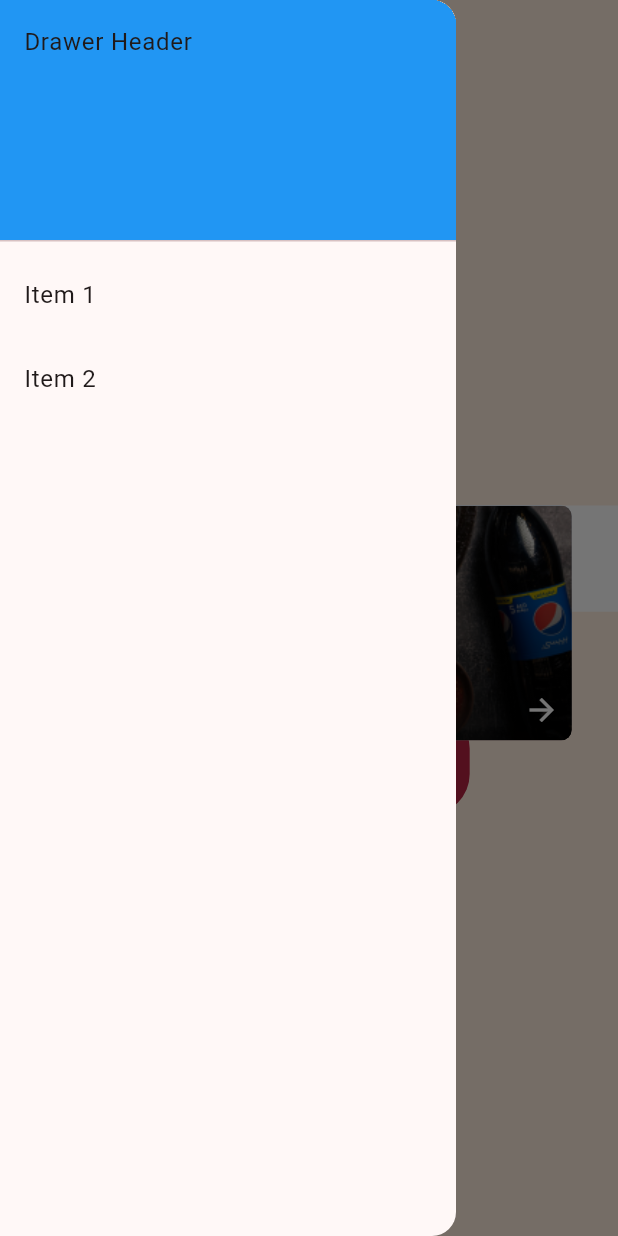
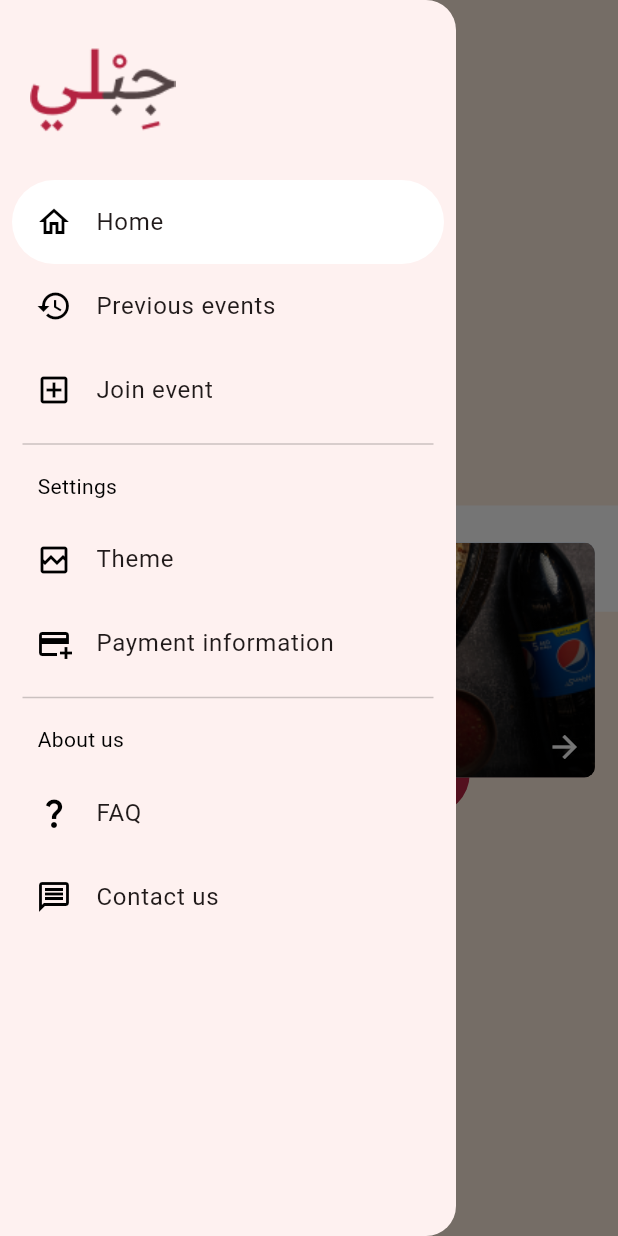
Before and after one commit to FaresFouziNZ/Gebly, a Flutter app: the screen it shows after launch, with the side drawer open, on a phone screen of 412 x 824 dp. Run offline on Flutter 3.47's test engine with Material 3 defaults, Android fonts, the phone set to English and light mode, and no system bars; our stand-ins replace go_router, hooks_riverpod, supabase_flutter; accounts and stored records are empty.

Commit message:
added drawer to home view

```diff
--- a/lib/presentation/view/home_view.dart
+++ b/lib/presentation/view/home_view.dart
@@ -12,26 +12,127 @@ class HomeView extends StatelessWidget {
         title: const Text('HomeView'),
       ),
       drawer: Drawer(
+        shape: const RoundedRectangleBorder(
+          borderRadius: BorderRadius.only(
+            topRight: Radius.circular(20),
+            bottomRight: Radius.circular(20),
+          ),
+        ),
+        backgroundColor: const Color(0xfffef1f0),
         child: ListView(
           padding: EdgeInsets.zero,
           children: <Widget>[
-            const DrawerHeader(
-              decoration: BoxDecoration(
-                color: Colors.blue,
+            SizedBox(
+              height: 120,
+              child: Row(
+                children: [
+                  const SizedBox(
+                    width: 20,
                   ),
-              child: Text('Drawer Header'),
+                  Image.asset('assets/images/Title.png'),
+                ],
               ),
-            ListTile(
-              title: const Text('Item 1'),
+            ),
+            Padding(
+              padding: const EdgeInsets.symmetric(horizontal: 8.0),
+              child: ListTile(
+                minLeadingWidth: 0,
+                shape: RoundedRectangleBorder(
+                  borderRadius: BorderRadius.circular(100),
+                ),
+                tileColor: const Color(0xffffffff),
+                leading: const Icon(Icons.home_outlined, color: Color(0xff000000)),
+                title: const Text('Home'),
                 onTap: () {
                   Navigator.pop(context);
                 },
               ),
-            ListTile(
-              title: const Text('Item 2'),
+            ),
+            Padding(
+              padding: const EdgeInsets.symmetric(horizontal: 8.0),
+              child: ListTile(
+                minLeadingWidth: 0,
+                leading: const Icon(Icons.history, color: Color(0xff000000)),
+                title: const Text('Previous events'),
                 onTap: () {
                   Navigator.pop(context);
                 },
+              ),
+            ),
+            Padding(
+              padding: const EdgeInsets.symmetric(horizontal: 8.0),
+              child: ListTile(
+                minLeadingWidth: 0,
+                leading: const Icon(Icons.add_box_outlined, color: Color(0xff000000)),
+                title: const Text('Join event'),
+                onTap: () {
+                  Navigator.pop(context);
+                },
+              ),
+            ),
+            const Divider(
+              color: Color(0x33000000),
+              thickness: 1,
+              indent: 15,
+              endIndent: 15,
+            ),
+            const Padding(
+              padding: EdgeInsets.fromLTRB(25.0, 10, 0, 11),
+              child: Text('Settings', style: TextStyle(fontSize: 14, color: Color(0xff000000))),
+            ),
+            Padding(
+              padding: const EdgeInsets.symmetric(horizontal: 8.0),
+              child: ListTile(
+                minLeadingWidth: 0,
+                leading: const Icon(Icons.broken_image_outlined, color: Color(0xff000000)),
+                title: const Text('Theme'),
+                onTap: () {
+                  Navigator.pop(context);
+                },
+              ),
+            ),
+            Padding(
+              padding: const EdgeInsets.symmetric(horizontal: 8.0),
+              child: ListTile(
+                minLeadingWidth: 0,
+                leading: const Icon(Icons.add_card_outlined, color: Color(0xff000000)),
+                title: const Text('Payment information'),
+                onTap: () {
+                  Navigator.pop(context);
+                },
+              ),
+            ),
+            const Divider(
+              color: Color(0x33000000),
+              thickness: 1,
+              indent: 15,
+              endIndent: 15,
+            ),
+            const Padding(
+              padding: EdgeInsets.fromLTRB(25.0, 10, 0, 11),
+              child: Text('About us', style: TextStyle(fontSize: 14, color: Color(0xff000000))),
+            ),
+            Padding(
+              padding: const EdgeInsets.symmetric(horizontal: 8.0),
+              child: ListTile(
+                minLeadingWidth: 0,
+                leading: const Icon(Icons.question_mark, color: Color(0xff000000)),
+                title: const Text('FAQ'),
+                onTap: () {
+                  Navigator.pop(context);
+                },
+              ),
+            ),
+            Padding(
+              padding: const EdgeInsets.symmetric(horizontal: 8.0),
+              child: ListTile(
+                minLeadingWidth: 0,
+                leading: const Icon(Icons.message_outlined, color: Color(0xff000000)),
+                title: const Text('Contact us'),
+                onTap: () {
+                  Navigator.pop(context);
+                },
+              ),
             ),
           ],
         ),
@@ -68,7 +169,9 @@ class HomeView extends StatelessWidget {
                       )),
                 ),
               ),
-              Container(
+              Align(
+                alignment: Alignment.center,
+                child: Container(
                   width: MediaQuery.of(context).size.width * 0.925,
                   height: MediaQuery.of(context).size.height * 0.19,
                   decoration: BoxDecoration(
@@ -88,7 +191,10 @@ class HomeView extends StatelessWidget {
                     borderRadius: BorderRadius.circular(7.0),
                   ),
                 ),
-              Container(
+              ),
+              Align(
+                alignment: Alignment.center,
+                child: Container(
                   width: MediaQuery.of(context).size.width * 0.925,
                   height: MediaQuery.of(context).size.height * 0.19,
                   decoration: BoxDecoration(
@@ -120,6 +226,7 @@ class HomeView extends StatelessWidget {
                     ),
                   ),
                 ),
+              ),
             ],
           ),
         ),
```
Also changed, not shown: assets/images/Title.png (added). Lines whose indentation alone changed are shown as unchanged.
